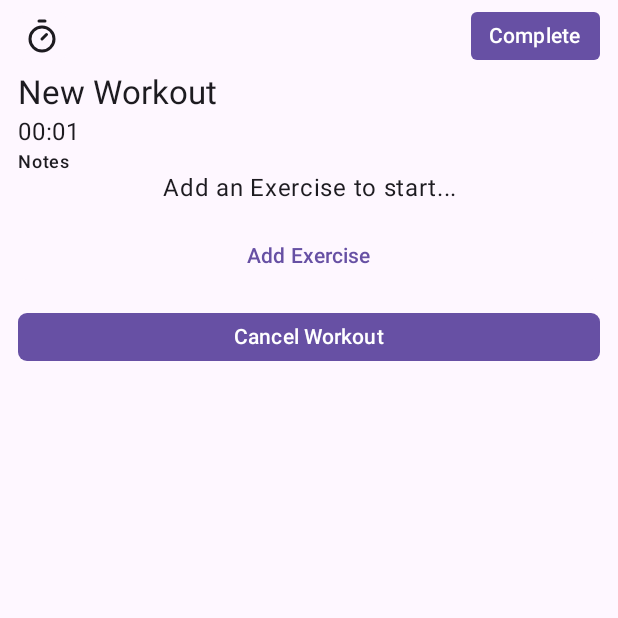
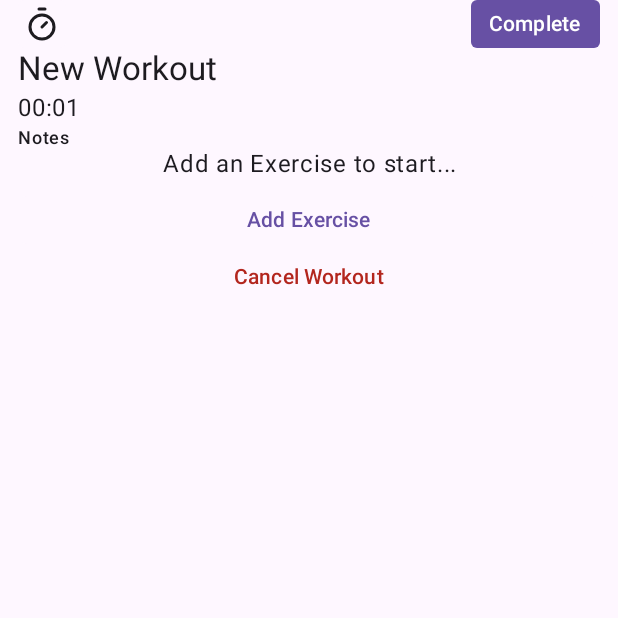
Before and after one commit to m-alexeev/xhvy-android, an Android app built with Jetpack Compose: the WorkoutScreen screen opened through its navigation route, after a tap on "Create Empty Workout", on a phone screen of 412 x 824 dp, the top half of it. Run offline under Robolectric (Android 15) with nearby library versions, the phone set to English and light mode, and no system bars; our stand-ins replace Room's generated code; missing, so only their content is drawn: CompositionLocalProvider; 5 statements that could not run were skipped.

Commit message:
Fixed button styles and ripple colors

```diff
--- a/app/src/main/java/com/example/xhvy/ui/components/general/StyledButton.kt
+++ b/app/src/main/java/com/example/xhvy/ui/components/general/StyledButton.kt
@@ -1,5 +1,7 @@
 package com.example.xhvy.ui.components.general
 
+import androidx.compose.foundation.clickable
+import androidx.compose.foundation.interaction.MutableInteractionSource
 import androidx.compose.foundation.layout.Arrangement
 import androidx.compose.foundation.layout.Box
 import androidx.compose.foundation.layout.PaddingValues
@@ -7,21 +9,20 @@ import androidx.compose.foundation.layout.Row
 import androidx.compose.foundation.layout.RowScope
 import androidx.compose.foundation.layout.fillMaxWidth
 import androidx.compose.foundation.layout.padding
-import androidx.compose.foundation.layout.size
-import androidx.compose.foundation.shape.RoundedCornerShape
+import androidx.compose.material.ripple.rememberRipple
 import androidx.compose.material3.ButtonColors
 import androidx.compose.material3.ButtonDefaults
 import androidx.compose.material3.MaterialTheme
 import androidx.compose.material3.Surface
 import androidx.compose.material3.Text
 import androidx.compose.runtime.Composable
+import androidx.compose.runtime.remember
 import androidx.compose.ui.Alignment
 import androidx.compose.ui.Modifier
 import androidx.compose.ui.graphics.Color
 import androidx.compose.ui.graphics.Shape
 import androidx.compose.ui.tooling.preview.Preview
 import androidx.compose.ui.unit.dp
-import com.example.xhvy.R
 import com.example.xhvy.ui.theme.XhvyTheme
 
 @Composable
@@ -32,16 +33,20 @@ fun StyledButton(
     enabled: Boolean = true,
     contentPadding: PaddingValues = PaddingValues(vertical = 6.dp, horizontal = 12.dp),
     colors: ButtonColors = ButtonDefaults.buttonColors(),
+    rippleColor: Color = MaterialTheme.colorScheme.onPrimaryContainer,
     content: @Composable RowScope.() -> Unit,
 ) {
     val contentColor = if (enabled) colors.contentColor else colors.disabledContentColor
 
     Surface(
-        modifier = modifier,
+        modifier = modifier.clickable(
+            enabled = enabled,
+            onClick = { onClick() },
+            indication = rememberRipple(color = rippleColor),
+            interactionSource = remember { MutableInteractionSource() },
+        ),
         color = colors.containerColor,
-        enabled = enabled,
         shape = shape,
-        onClick = { onClick() }
     ) {
         ProvideContentColorTextStyle(
             contentColor = contentColor,
@@ -64,10 +69,8 @@ fun StyledButtonPreview() {
     XhvyTheme {
         Box(modifier = Modifier.padding(12.dp)) {
             StyledButton(onClick = {}, modifier = Modifier.fillMaxWidth()) {
-                FaIcon(iconPainterId = R.drawable.ic_plus, modifier = Modifier.size(18.dp))
                 Text(
                     text = "Sample Button",
-                    color = MaterialTheme.colorScheme.primary,
                     style = MaterialTheme.typography.titleSmall
                 )
             }
--- a/app/src/main/java/com/example/xhvy/ui/components/general/StyledTextButton.kt
+++ b/app/src/main/java/com/example/xhvy/ui/components/general/StyledTextButton.kt
@@ -9,6 +9,7 @@ import androidx.compose.material3.MaterialTheme
 import androidx.compose.material3.Text
 import androidx.compose.runtime.Composable
 import androidx.compose.ui.Modifier
+import androidx.compose.ui.graphics.Color
 import androidx.compose.ui.graphics.Shape
 import androidx.compose.ui.tooling.preview.Preview
 import androidx.compose.ui.unit.dp
@@ -25,6 +26,7 @@ fun StyledTextButton(
         contentColor = MaterialTheme.colorScheme.primary,
         containerColor = MaterialTheme.colorScheme.background,
     ),
+    rippleColor: Color = MaterialTheme.colorScheme.primary,
     content: @Composable() () -> Unit,
 ) {
     StyledButton(
@@ -32,6 +34,7 @@ fun StyledTextButton(
         shape = shape,
         onClick = onClick,
         enabled = enabled,
+        rippleColor = rippleColor,
         colors = colors,
     ) {
         Box(modifier = Modifier.padding(contentPadding)) {
--- a/app/src/main/java/com/example/xhvy/ui/components/workouts/ActiveWorkout.kt
+++ b/app/src/main/java/com/example/xhvy/ui/components/workouts/ActiveWorkout.kt
@@ -129,12 +129,11 @@ fun ActiveWorkout(workout: Workout, onWorkoutAction: (workoutAction: WorkoutActi
                     }
                     Spacer(modifier = Modifier.padding(bottom = 6.dp))
                     StyledTextButton(
+                        colors = ButtonDefaults.textButtonColors(contentColor = MaterialTheme.colorScheme.error),
+                        rippleColor = MaterialTheme.colorScheme.error,
                         onClick = {
                             onWorkoutAction(WorkoutAction.CancelWorkout)
                         },
-                        colors = ButtonDefaults.buttonColors(
-                            contentColor = MaterialTheme.colorScheme.onError
-                        ),
                         modifier = Modifier.fillMaxWidth(),
                         shape = RoundedCornerShape(6.dp),
                     ) {
```
